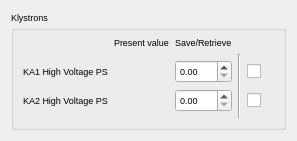
srgblnch/LinacGUI, file ctli/widgets/ui/snapshot_klystrons.ui: the form before one commit.
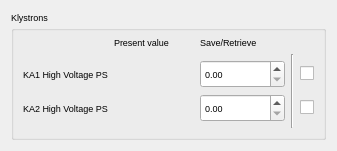
The form after the commit. Custom widgets are drawn as their Qt base class.

Commit message: force widget sizes to avoid column resizes

What changed in the file:
```diff
--- a/ctli/widgets/ui/snapshot_klystrons.ui
+++ b/ctli/widgets/ui/snapshot_klystrons.ui
@@ -6,8 +6,8 @@
    <rect>
     <x>0</x>
     <y>0</y>
-    <width>297</width>
-    <height>114</height>
+    <width>333</width>
+    <height>148</height>
    </rect>
   </property>
   <property name="font">
@@ -67,7 +67,20 @@
        </widget>
       </item>
       <item row="2" column="2">
-       <widget class="QDoubleSpinBox" name="ka1HVPSWrite"/>
+       <widget class="QDoubleSpinBox" name="ka1HVPSWrite">
+        <property name="minimumSize">
+         <size>
+          <width>85</width>
+          <height>28</height>
+         </size>
+        </property>
+        <property name="maximumSize">
+         <size>
+          <width>85</width>
+          <height>28</height>
+         </size>
+        </property>
+       </widget>
       </item>
       <item row="0" column="2">
        <widget class="QLabel" name="SaveRetrieveTitle">
@@ -77,13 +90,40 @@
        </widget>
       </item>
       <item row="2" column="1">
-       <widget class="TaurusLabel" name="ka1HVPSRead"/>
+       <widget class="TaurusLabel" name="ka1HVPSRead">
+        <property name="minimumSize">
+         <size>
+          <width>80</width>
+          <height>20</height>
+         </size>
+        </property>
+       </widget>
       </item>
       <item row="3" column="1">
-       <widget class="TaurusLabel" name="ka2HVPSRead"/>
+       <widget class="TaurusLabel" name="ka2HVPSRead">
+        <property name="minimumSize">
+         <size>
+          <width>80</width>
+          <height>20</height>
+         </size>
+        </property>
+       </widget>
       </item>
       <item row="3" column="2">
-       <widget class="QDoubleSpinBox" name="ka2HVPSWrite"/>
+       <widget class="QDoubleSpinBox" name="ka2HVPSWrite">
+        <property name="minimumSize">
+         <size>
+          <width>85</width>
+          <height>28</height>
+         </size>
+        </property>
+        <property name="maximumSize">
+         <size>
+          <width>85</width>
+          <height>28</height>
+         </size>
+        </property>
+       </widget>
       </item>
       <item row="3" column="4">
        <widget class="QCheckBox" name="ka2HVPSCheck">
@@ -111,17 +151,17 @@
    <header>taurus.qt.qtgui.container</header>
    <container>1</container>
   </customwidget>
+  <customwidget>
+   <class>TaurusGroupBox</class>
+   <extends>QGroupBox</extends>
+   <header>taurus.qt.qtgui.container</header>
+   <container>1</container>
+  </customwidget>
   <customwidget>
    <class>TaurusLabel</class>
    <extends>QLabel</extends>
    <header>taurus.qt.qtgui.display</header>
   </customwidget>
-  <customwidget>
-   <class>TaurusGroupBox</class>
-   <extends>QGroupBox</extends>
-   <header>taurus.qt.qtgui.container</header>
-   <container>1</container>
-  </customwidget>
  </customwidgets>
  <resources/>
  <connections/>
```
The commit also changes 7 other files.
